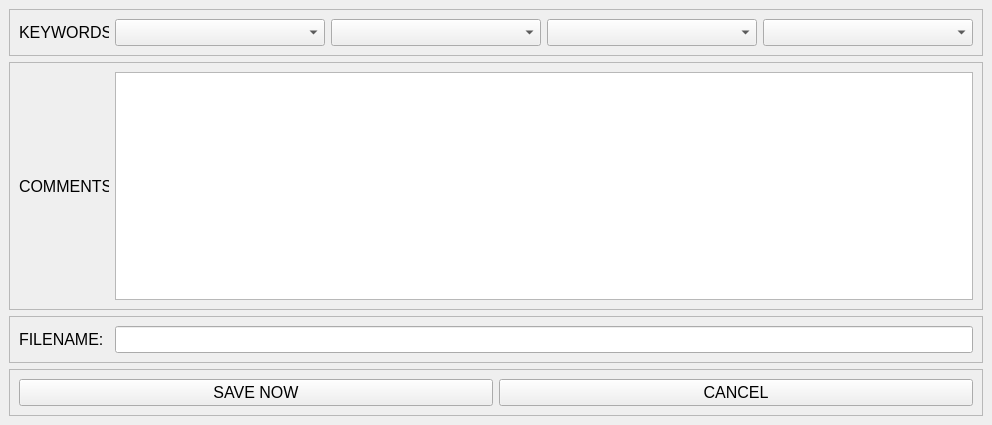
First picture: the form in Apps/MagnetApp/V2_py3_catap/source/gui/ui_source/Ui_FileSave.ui, repository VELA-CLARA-software/Software, before the edit.
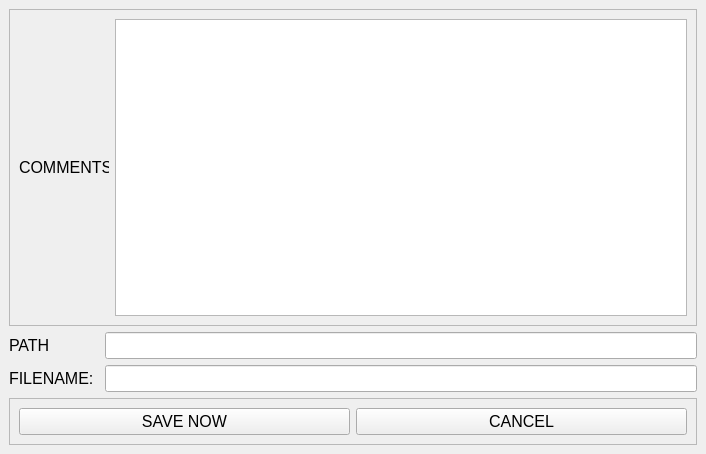
Second picture: the form after the edit.

```diff
--- a/Apps/MagnetApp/V2_py3_catap/source/gui/ui_source/Ui_FileSave.ui
+++ b/Apps/MagnetApp/V2_py3_catap/source/gui/ui_source/Ui_FileSave.ui
@@ -6,8 +6,8 @@
    <rect>
     <x>0</x>
     <y>0</y>
-    <width>992</width>
-    <height>425</height>
+    <width>706</width>
+    <height>454</height>
    </rect>
   </property>
   <property name="windowTitle">
@@ -15,78 +15,6 @@
   </property>
   <widget class="QWidget" name="centralwidget">
    <layout class="QVBoxLayout" name="verticalLayout">
-    <item>
-     <widget class="QFrame" name="keywordFrame">
-      <property name="frameShape">
-       <enum>QFrame::StyledPanel</enum>
-      </property>
-      <property name="frameShadow">
-       <enum>QFrame::Raised</enum>
-      </property>
-      <layout class="QHBoxLayout" name="horizontalLayout_8">
-       <item>
-        <widget class="QLabel" name="label_6">
-         <property name="minimumSize">
-          <size>
-           <width>90</width>
-           <height>0</height>
-          </size>
-         </property>
-         <property name="maximumSize">
-          <size>
-           <width>90</width>
-           <height>16777215</height>
-          </size>
-         </property>
-         <property name="font">
-          <font>
-           <pointsize>12</pointsize>
-          </font>
-         </property>
-         <property name="text">
-          <string>KEYWORDS:</string>
-         </property>
-        </widget>
-       </item>
-       <item>
-        <widget class="QComboBox" name="areaCombo">
-         <property name="font">
-          <font>
-           <pointsize>12</pointsize>
-          </font>
-         </property>
-        </widget>
-       </item>
-       <item>
-        <widget class="QComboBox" name="comboBox1">
-         <property name="font">
-          <font>
-           <pointsize>12</pointsize>
-          </font>
-         </property>
-        </widget>
-       </item>
-       <item>
-        <widget class="QComboBox" name="comboBox2">
-         <property name="font">
-          <font>
-           <pointsize>12</pointsize>
-          </font>
-         </property>
-        </widget>
-       </item>
-       <item>
-        <widget class="QComboBox" name="comboBox3">
-         <property name="font">
-          <font>
-           <pointsize>12</pointsize>
-          </font>
-         </property>
-        </widget>
-       </item>
-      </layout>
-     </widget>
-    </item>
     <item>
      <widget class="QFrame" name="commentFrame">
       <property name="minimumSize">
@@ -145,15 +73,41 @@
      </widget>
     </item>
     <item>
-     <widget class="QFrame" name="filenameFrame">
-      <property name="frameShape">
-       <enum>QFrame::StyledPanel</enum>
-      </property>
-      <property name="frameShadow">
-       <enum>QFrame::Raised</enum>
-      </property>
-      <layout class="QHBoxLayout" name="horizontalLayout_6">
-       <item>
+     <layout class="QGridLayout" name="gridLayout">
+      <item row="0" column="0">
+       <widget class="QLabel" name="label_6">
+        <property name="minimumSize">
+         <size>
+          <width>90</width>
+          <height>0</height>
+         </size>
+        </property>
+        <property name="maximumSize">
+         <size>
+          <width>90</width>
+          <height>16777215</height>
+         </size>
+        </property>
+        <property name="font">
+         <font>
+          <pointsize>12</pointsize>
+         </font>
+        </property>
+        <property name="text">
+         <string>PATH</string>
+        </property>
+       </widget>
+      </item>
+      <item row="0" column="1">
+       <widget class="QLineEdit" name="path_name_entry">
+        <property name="font">
+         <font>
+          <pointsize>12</pointsize>
+         </font>
+        </property>
+       </widget>
+      </item>
+      <item row="1" column="0">
         <widget class="QLabel" name="label_4">
          <property name="minimumSize">
           <size>
@@ -177,7 +131,7 @@
          </property>
         </widget>
        </item>
-       <item>
+      <item row="1" column="1">
         <widget class="QLineEdit" name="file_name_entry">
          <property name="font">
           <font>
@@ -187,7 +141,6 @@
         </widget>
        </item>
       </layout>
-     </widget>
     </item>
     <item>
      <widget class="QFrame" name="burronFrame">
```
Lines whose indentation alone changed are shown as unchanged.
